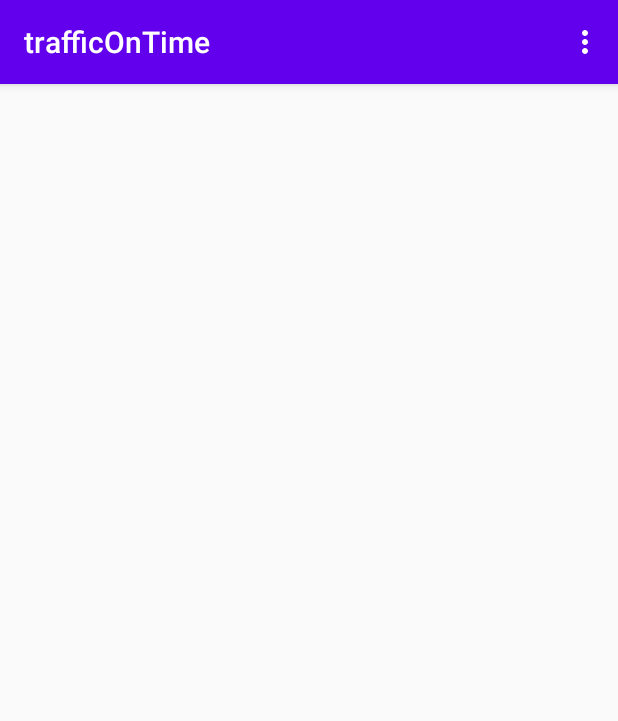
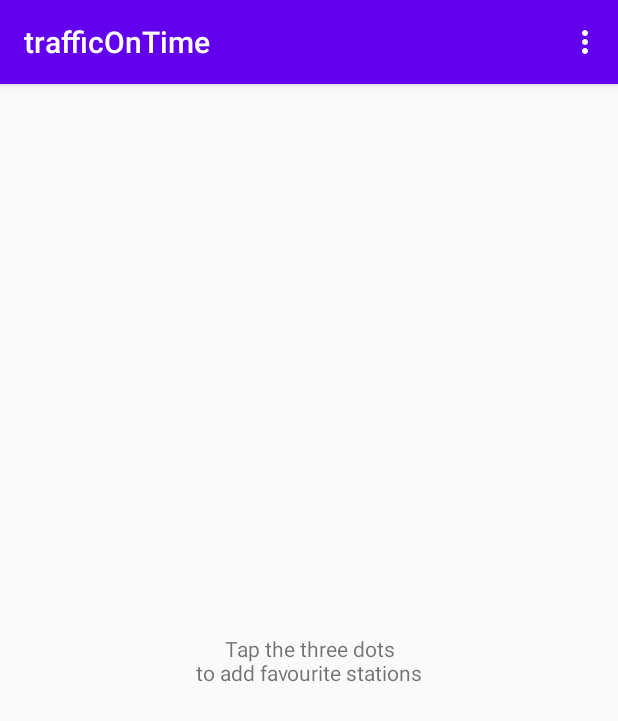
Before and after one commit to samn91/Commuting---Android, an Android app: the screen it shows after launch (MainActivity), on a phone screen of 412 x 824 dp. Shown: the top 721 px of the screen. Run offline under Robolectric (Android 15) with nearby library versions, the phone set to English and light mode, and no system bars; our stand-ins replace Dagger/Hilt's generated code, RxJava; libraries missing offline, so code that uses them is left out: androidx.test.espresso.

Commit message:
Adding main hint to promote add station to favourite

```diff
--- a/app/src/main/java/com/firebaseapp/traffic_425b3/MainActivity.kt
+++ b/app/src/main/java/com/firebaseapp/traffic_425b3/MainActivity.kt
@@ -19,6 +19,7 @@ import com.google.android.gms.location.LocationServices
 import com.google.gson.Gson
 import dagger.hilt.android.AndroidEntryPoint
 import io.reactivex.disposables.CompositeDisposable
+import kotlinx.android.synthetic.main.fragment_main.*
 import javax.inject.Inject
 
 @AndroidEntryPoint
@@ -115,9 +116,10 @@ class MainActivity : AppCompatActivity() {
     }
 
     private fun reloadMainFragment(preferences: SharedPreferences) {
-        mainFragment.setSavedList(preferences.all.map {
+        val list = preferences.all.map {
             Gson().fromJson(it.value as String, SavedStation::class.java)
-        })
+        }
+        mainFragment.setSavedList(list)
     }
 
     override fun onBackPressed() {
--- a/app/src/main/java/com/firebaseapp/traffic_425b3/MainFragment.kt
+++ b/app/src/main/java/com/firebaseapp/traffic_425b3/MainFragment.kt
@@ -6,14 +6,14 @@ import androidx.recyclerview.widget.DividerItemDecoration
 import androidx.recyclerview.widget.ItemTouchHelper
 import androidx.recyclerview.widget.RecyclerView
 import dagger.hilt.android.AndroidEntryPoint
-import dagger.hilt.android.scopes.ActivityRetainedScoped
 import dagger.hilt.android.scopes.ActivityScoped
 import kotlinx.android.synthetic.main.fragment_main.*
 import javax.inject.Inject
 
 @ActivityScoped
 @AndroidEntryPoint
-class MainFragment @Inject constructor(val adapter: FavoriteAdapter) : BaseFragment(R.layout.fragment_main) {
+class MainFragment @Inject constructor(val adapter: FavoriteAdapter) :
+    BaseFragment(R.layout.fragment_main) {
 
     var onItemClickListener: ((SavedStation) -> Unit)? = null
     var onDeleteListener: ((SavedStation) -> Unit)? = null
@@ -53,10 +53,12 @@ class MainFragment @Inject constructor(val adapter: FavoriteAdapter) : BaseFragm
         adapter.onItemClickListener = {
             onItemClickListener?.invoke(it)
         }
+
     }
 
     fun setSavedList(list: List<SavedStation>) {
         adapter.submitList(list)
+        tv_main_hint?.show(adapter.itemCount == 0)
     }
 
 }
--- a/app/src/main/res/layout/fragment_main.xml
+++ b/app/src/main/res/layout/fragment_main.xml
@@ -1,7 +1,30 @@
 <?xml version="1.0" encoding="utf-8"?>
-<androidx.recyclerview.widget.RecyclerView xmlns:android="http://schemas.android.com/apk/res/android"
+
+<androidx.constraintlayout.widget.ConstraintLayout xmlns:android="http://schemas.android.com/apk/res/android"
     xmlns:app="http://schemas.android.com/apk/res-auto"
-    android:id="@+id/rv_saved"
     android:layout_width="match_parent"
     android:layout_height="match_parent"
-    app:layoutManager="androidx.recyclerview.widget.LinearLayoutManager" />
+    xmlns:tools="http://schemas.android.com/tools">
+
+    <androidx.recyclerview.widget.RecyclerView
+        android:id="@+id/rv_saved"
+        android:layout_width="match_parent"
+        android:layout_height="match_parent"
+        app:layoutManager="androidx.recyclerview.widget.LinearLayoutManager"
+        app:layout_constraintBottom_toBottomOf="parent"
+        app:layout_constraintTop_toTopOf="parent" />
+
+
+    <TextView
+        android:id="@+id/tv_main_hint"
+        android:layout_width="match_parent"
+        android:layout_height="wrap_content"
+        android:gravity="center"
+        android:visibility="gone"
+        tools:visibility="visible"
+        android:padding="32dp"
+        android:text="Tap the three dots\nto add favourite stations"
+        app:layout_constraintBottom_toBottomOf="parent"
+        app:layout_constraintTop_toTopOf="parent" />
+
+</androidx.constraintlayout.widget.ConstraintLayout>
--- a/app/src/main/res/menu/main.xml
+++ b/app/src/main/res/menu/main.xml
@@ -16,7 +16,7 @@
     <item
         android:id="@+id/menu_config"
         android:icon="@android:drawable/ic_menu_manage"
-        android:title="config" />
+        android:title="add" />
     <item
         android:id="@+id/menu_here"
         android:title="here" />
```
Also changed, not shown: 1 other file.
